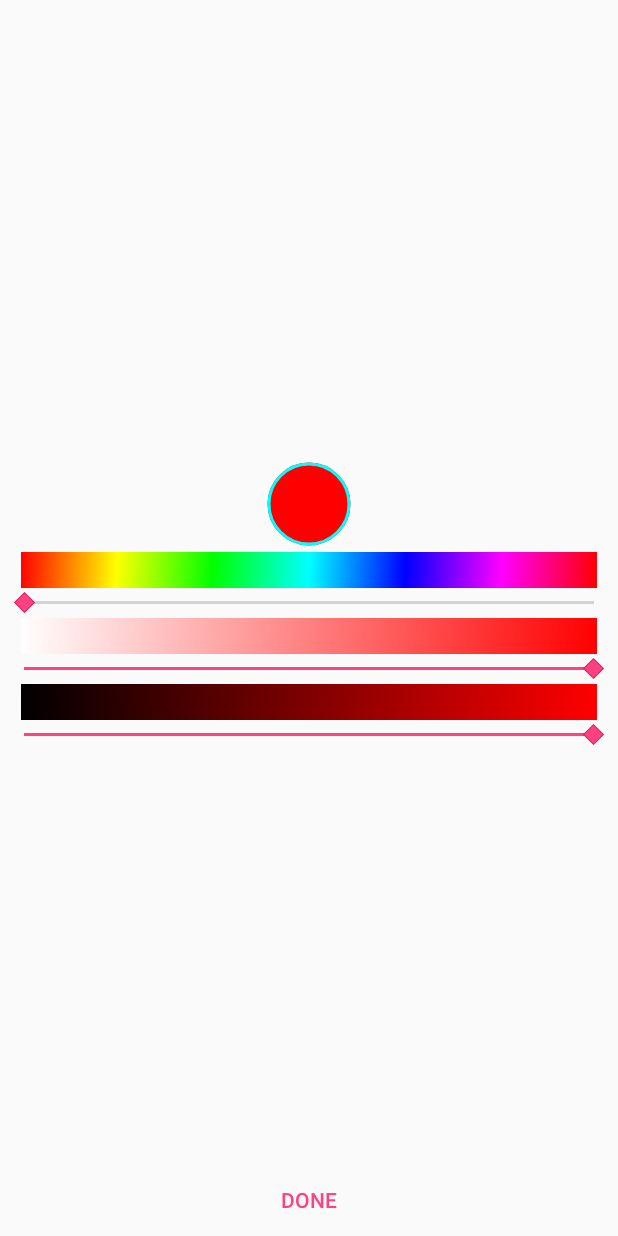
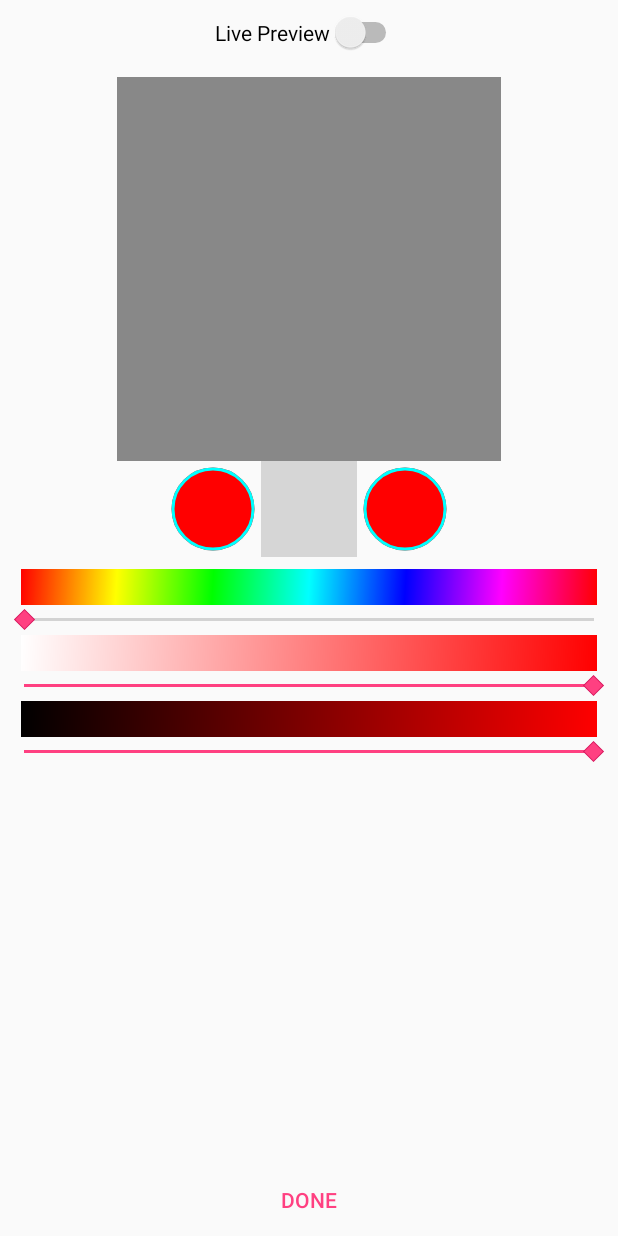
Before and after one commit to Aefyr/PXL, an Android app: the ColorSwapActivity screen opened directly, with no data from a screen before it, on a phone screen of 412 x 824 dp. Run offline under Robolectric (Android 15) with nearby library versions, the phone set to English and light mode, and no system bars; 9 statements that could not run were skipped; grey boxes are pictures that could not be loaded.

Commit message:
+Added LivePreview toggle in ColorSwapActivity *PixelImageView now properly fits the image *All buttons in DrawingActivity now work *ColorSwapActivity now uses CanvasHistory

```diff
--- a/app/src/main/java/com/af/pxl/ColorPicker.java
+++ b/app/src/main/java/com/af/pxl/ColorPicker.java
@@ -83,24 +83,36 @@ class ColorPicker {
         updateColorViews();
     }
 
+
     private void updateColorViews(){
         saturationView.invalidate();
         valueView.invalidate();
         colorCircle.setColor(Color.HSVToColor(color));
         if(livePreview){
-            colorSwapper.swapColor(Color.HSVToColor(color));
+            applyColorSwap();
             listener.onLivePreviewUpdate();
         }
     }
 
+    //Color Swapping
     private boolean livePreview = false;
     private OnLivePreviewUpdateListener listener;
     private ColorSwapper colorSwapper;
 
-    void setColorSwapPreview(Bitmap bitmap, int colorToSwap, OnLivePreviewUpdateListener listener){
+    void useColorSwap(Bitmap bitmap, int colorToSwap, OnLivePreviewUpdateListener listener){
         this.listener = listener;
         colorSwapper = new ColorSwapper(bitmap, colorToSwap);
-        livePreview = true;
+    }
+
+    void setLivePreviewEnabled(boolean enabled){
+        livePreview = enabled;
+        if(livePreview)
+            applyColorSwap();
+            listener.onLivePreviewUpdate();
+    }
+
+    void applyColorSwap(){
+        colorSwapper.swapColor(Color.HSVToColor(color));
     }
 
     interface OnLivePreviewUpdateListener{
--- a/app/src/main/java/com/af/pxl/ColorSwapActivity.java
+++ b/app/src/main/java/com/af/pxl/ColorSwapActivity.java
@@ -4,13 +4,12 @@ import android.content.Intent;
 import android.graphics.Bitmap;
 import android.graphics.BitmapFactory;
 import android.graphics.Color;
-import android.graphics.Matrix;
-import android.os.Handler;
 import android.support.v7.app.AppCompatActivity;
 import android.os.Bundle;
 import android.view.View;
-import android.widget.ImageView;
+import android.widget.CompoundButton;
 import android.widget.SeekBar;
+import android.widget.Switch;
 
 import java.io.File;
 import java.io.FileOutputStream;
@@ -36,21 +35,31 @@ public class ColorSwapActivity extends AppCompatActivity {
 
         int color = intent.getIntExtra("color", Color.RED);
 
+        ((ColorCircle) findViewById(R.id.oldColor)).setColor(color);
 
-        ColorPicker colorPicker = new ColorPicker((ColorPickerView) findViewById(R.id.colorPickerHue),(SeekBar) findViewById(R.id.seekBarHue),
+        final ColorPicker colorPicker = new ColorPicker((ColorPickerView) findViewById(R.id.colorPickerHue),(SeekBar) findViewById(R.id.seekBarHue),
                 (ColorPickerView) findViewById(R.id.colorPickerSat), (SeekBar) findViewById(R.id.seekBarSat), (ColorPickerView) findViewById(R.id.colorPickerVal),
-                (SeekBar) findViewById(R.id.seekBarVal), (ColorCircle) findViewById(R.id.colorView), color);
+                (SeekBar) findViewById(R.id.seekBarVal), (ColorCircle) findViewById(R.id.newColor), color);
 
-        colorPicker.setColorSwapPreview(image, color, new ColorPicker.OnLivePreviewUpdateListener() {
+        colorPicker.useColorSwap(image, color, new ColorPicker.OnLivePreviewUpdateListener() {
             @Override
             public void onLivePreviewUpdate() {
                 pixelImageView.invalidate();
             }
         });
 
+        Switch livePreviewSwitch = (Switch) findViewById(R.id.livePreviewSwitch);
+        livePreviewSwitch.setOnCheckedChangeListener(new CompoundButton.OnCheckedChangeListener() {
+            @Override
+            public void onCheckedChanged(CompoundButton compoundButton, boolean b) {
+                colorPicker.setLivePreviewEnabled(b);
+            }
+        });
+
         findViewById(R.id.colorPickButton).setOnClickListener(new View.OnClickListener() {
             @Override
             public void onClick(View view) {
+                colorPicker.applyColorSwap();
                 File t = new File(getFilesDir(), "r.pxl");
                 try(FileOutputStream fos = new FileOutputStream(t)){
                     image.compress(Bitmap.CompressFormat.PNG, 100, fos);
@@ -62,7 +71,7 @@ public class ColorSwapActivity extends AppCompatActivity {
                 image.recycle();
                 Intent resultIntent = new Intent();
                 resultIntent.putExtra("path", t.getAbsolutePath());
-                setResult(1322, resultIntent);
+                setResult(1, resultIntent);
                 finish();
             }
         });
@@ -73,7 +82,7 @@ public class ColorSwapActivity extends AppCompatActivity {
     @Override
     public void onBackPressed() {
 
-        setResult(0322);
+        setResult(0);
         finish();
         super.onBackPressed();
     }
--- a/app/src/main/java/com/af/pxl/MainActivity.java
+++ b/app/src/main/java/com/af/pxl/MainActivity.java
@@ -89,7 +89,7 @@ public class MainActivity extends AppCompatActivity {
                 d.show();
                 colorPicker = new ColorPicker((ColorPickerView) d.findViewById(R.id.colorPickerHue),(SeekBar) d.findViewById(R.id.seekBarHue),
                         (ColorPickerView) d.findViewById(R.id.colorPickerSat), (SeekBar) d.findViewById(R.id.seekBarSat), (ColorPickerView) d.findViewById(R.id.colorPickerVal),
-                        (SeekBar) d.findViewById(R.id.seekBarVal), (ColorCircle) d.findViewById(R.id.colorView), aps.paint.getColor());
+                        (SeekBar) d.findViewById(R.id.seekBarVal), (ColorCircle) d.findViewById(R.id.newColor), aps.paint.getColor());
                 (d.findViewById(R.id.colorPickButton)).setOnClickListener(new View.OnClickListener() {
                     @Override
                     public void onClick(View view) {
--- a/app/src/main/java/com/af/pxl/PaletteView.java
+++ b/app/src/main/java/com/af/pxl/PaletteView.java
@@ -12,8 +12,6 @@ import android.view.MotionEvent;
 import android.view.View;
 import android.widget.RelativeLayout;
 import android.widget.SeekBar;
-
-import java.util.ArrayList;
 
 /**
  * Created by Aefyr on 18.06.2017.
@@ -294,7 +292,7 @@ public class PaletteView extends View implements View.OnLongClickListener{
         d.show();
         colorPicker = new ColorPicker((ColorPickerView) d.findViewById(R.id.colorPickerHue),(SeekBar) d.findViewById(R.id.seekBarHue),
                 (ColorPickerView) d.findViewById(R.id.colorPickerSat), (SeekBar) d.findViewById(R.id.seekBarSat), (ColorPickerView) d.findViewById(R.id.colorPickerVal),
-                (SeekBar) d.findViewById(R.id.seekBarVal), (ColorCircle) d.findViewById(R.id.colorView), Color.RED);
+                (SeekBar) d.findViewById(R.id.seekBarVal), (ColorCircle) d.findViewById(R.id.newColor), Color.RED);
         (d.findViewById(R.id.colorPickButton)).setOnClickListener(new View.OnClickListener() {
             @Override
             public void onClick(View view) {
--- a/app/src/main/java/com/af/pxl/PixelImageView.java
+++ b/app/src/main/java/com/af/pxl/PixelImageView.java
@@ -5,17 +5,20 @@ import android.content.res.TypedArray;
 import android.graphics.Bitmap;
 import android.graphics.BitmapFactory;
 import android.graphics.Canvas;
+import android.graphics.Color;
 import android.graphics.Matrix;
 import android.graphics.Paint;
 import android.support.annotation.Nullable;
 import android.util.AttributeSet;
+import android.view.SurfaceHolder;
+import android.view.SurfaceView;
 import android.view.View;
 
 /**
  * Created by Aefyr on 12.07.2017.
  */
 
-public class PixelImageView extends View {
+public class PixelImageView extends View{
 
     Matrix scaleMatrix;
     private Paint p;
@@ -45,11 +48,6 @@ public class PixelImageView extends View {
         calculateMatrix();
     }
 
-    @Override
-    protected void onDraw(Canvas canvas) {
-        super.onDraw(canvas);
-        canvas.drawBitmap(bitmap, scaleMatrix, p);
-    }
 
     private Bitmap bitmap;
     void setImageBitmap(Bitmap bitmap){
@@ -58,10 +56,20 @@ public class PixelImageView extends View {
     }
 
     void calculateMatrix(){
-        float scaleX = getWidth()/bitmap.getWidth();
-        float scaleY = getHeight()/bitmap.getHeight();
+        scaleMatrix.reset();
+        float scaleX = (float) getWidth()/(float)bitmap.getWidth();
+        float scaleY = (float)getHeight()/(float)bitmap.getHeight();
         float scale = scaleX>scaleY?scaleY:scaleX;
         scaleMatrix.setScale(scale, scale);
+        float offsetX = (getWidth()-(bitmap.getWidth()*scale))*0.5f;
+        float offsetY = (getHeight()-(bitmap.getHeight()*scale))*0.5f;
+        scaleMatrix.postTranslate(offsetX, offsetY);
     }
 
+    @Override
+    protected void onDraw(Canvas canvas) {
+        super.onDraw(canvas);
+        canvas.drawColor(Color.GRAY);
+        canvas.drawBitmap(bitmap, scaleMatrix, p);
+    }
 }
--- a/app/src/main/res/layout/activity_color_swap.xml
+++ b/app/src/main/res/layout/activity_color_swap.xml
@@ -10,17 +10,18 @@
         android:id="@+id/pxlImageView"
         android:layout_width="256dp"
         android:layout_height="256dp"
-        android:layout_alignParentTop="true"
+        android:layout_below="@+id/livePreviewSwitch"
         android:layout_centerHorizontal="true"
-        android:layout_marginTop="32dp" />
+        android:layout_marginTop="16dp" />
 
     <com.af.pxl.ColorPickerView
         android:id="@+id/colorPickerHue"
         android:layout_width="match_parent"
         android:layout_height="24dp"
-        android:layout_below="@+id/colorView"
+        android:layout_below="@+id/imageViewArrow"
         android:layout_marginEnd="14dp"
-        android:layout_marginStart="14dp" />
+        android:layout_marginStart="14dp"
+        android:layout_marginTop="8dp" />
 
     <com.af.pxl.ColorPickerView
         android:id="@+id/colorPickerSat"
@@ -69,12 +70,20 @@
         android:progress="50" />
 
     <com.af.pxl.ColorCircle
-        android:id="@+id/colorView"
+        android:id="@+id/newColor"
         android:layout_width="64dp"
         android:layout_height="64dp"
-        android:layout_below="@+id/pxlImageView"
-        android:layout_centerHorizontal="true"
-        android:layout_marginTop="16dp" />
+        android:layout_alignBottom="@+id/imageViewArrow"
+        android:layout_marginTop="16dp"
+        android:layout_toEndOf="@+id/imageViewArrow" />
+
+    <com.af.pxl.ColorCircle
+        android:id="@+id/oldColor"
+        android:layout_width="64dp"
+        android:layout_height="64dp"
+        android:layout_alignBottom="@+id/imageViewArrow"
+        android:layout_marginTop="16dp"
+        android:layout_toStartOf="@+id/imageViewArrow" />
 
     <Button
         android:id="@+id/colorPickButton"
@@ -86,4 +95,21 @@
         android:layout_alignParentBottom="true"
         android:layout_alignParentEnd="true"
         android:layout_alignParentStart="true" />
+
+    <Switch
+        android:id="@+id/livePreviewSwitch"
+        android:layout_width="wrap_content"
+        android:layout_height="wrap_content"
+        android:layout_alignParentTop="true"
+        android:layout_centerHorizontal="true"
+        android:layout_marginTop="8dp"
+        android:text="Live Preview" />
+
+    <ImageView
+        android:id="@+id/imageViewArrow"
+        android:layout_width="64dp"
+        android:layout_height="64dp"
+        app:srcCompat="@drawable/redo"
+        android:layout_below="@+id/pxlImageView"
+        android:layout_centerHorizontal="true" />
 </RelativeLayout>
--- a/app/src/main/res/layout/color_picker.xml
+++ b/app/src/main/res/layout/color_picker.xml
@@ -6,7 +6,7 @@
         android:id="@+id/colorPickerHue"
         android:layout_width="match_parent"
         android:layout_height="24dp"
-        android:layout_below="@+id/colorView"
+        android:layout_below="@+id/newColor"
         android:layout_marginEnd="14dp"
         android:layout_marginStart="14dp" />
 
@@ -57,7 +57,7 @@
         android:progress="50" />
 
     <com.af.pxl.ColorCircle
-        android:id="@+id/colorView"
+        android:id="@+id/newColor"
         android:layout_width="64dp"
         android:layout_height="64dp"
         android:layout_centerHorizontal="true" />
```
Also changed, not shown: app/src/main/java/com/af/pxl/AdaptivePixelSurface.java (+10 -1 lines), app/src/main/java/com/af/pxl/DrawingActivity.java (+65 -31 lines).
